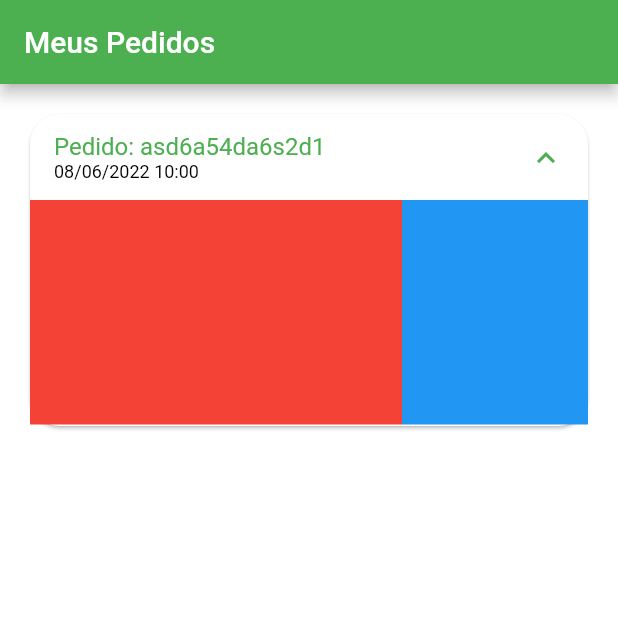
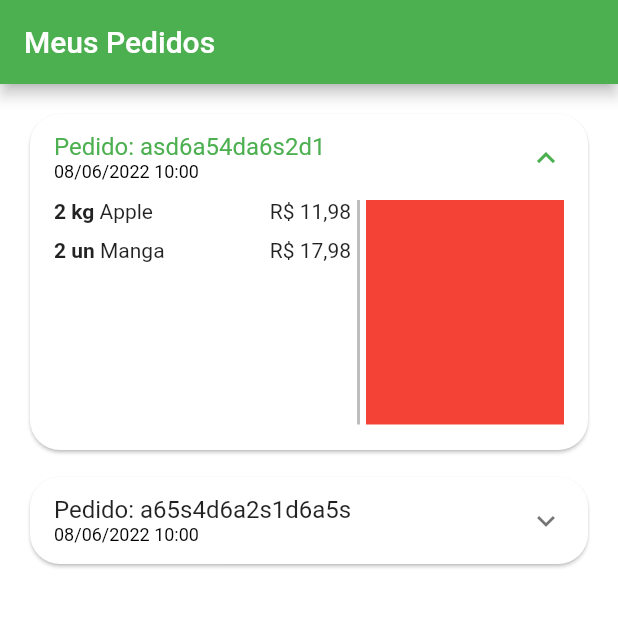
Before and after one commit to caduzinhoo/greengrocer, a Flutter app: the OrdersTab screen opened directly, after a tap on an icon or button, on a phone screen of 412 x 824 dp, the top half of it. Run offline on Flutter 3.47's test engine with Material 3 defaults, Android fonts, the phone set to English and light mode, and no system bars; our stand-ins replace animated_text_kit, mask_text_input_formatter.

Commit message:
atualizaão as 21:30

```diff
--- a/lib/src/config/app_data.dart
+++ b/lib/src/config/app_data.dart
@@ -103,22 +103,22 @@ List<OrderModel> orders = [
   ),
 
   // Pedido 02
-  // OrderModel(
-  //   copyAndPaste: 'q1w2e3r4t5y6',
-  //   createdDateTime: DateTime.parse(
-  //     '2022-06-08 10:00:10.458'
-  //     ),
-  //   overdueDateTime: DateTime.parse(
-  //     '2022-06-08 11:00:10.458'
-  //     ),
-  //   id: 'a65s4d6a2s1d6a5s',
-  //   status: 'delivered',
-  //   total: 11.5,
-  //   items: [
-  //     CartItemModel(
-  //       item: goiaba,
-  //       quantity: 1,
-  //       ),
-  //     ],
-  // ),
+  OrderModel(
+    copyAndPaste: 'q1w2e3r4t5y6',
+    createdDateTime: DateTime.parse(
+      '2022-06-08 10:00:10.458'
+      ),
+    overdueDateTime: DateTime.parse(
+      '2022-06-08 11:00:10.458'
+      ),
+    id: 'a65s4d6a2s1d6a5s',
+    status: 'delivered',
+    total: 11.5,
+    items: [
+      CartItemModel(
+        item: goiaba,
+        quantity: 1,
+        ),
+      ],
+  ),
 ];
--- /dev/null
+++ b/lib/src/pages/orders/components/order_status_widget.dart
@@ -0,0 +1,12 @@
+import 'package:flutter/material.dart';
+
+class OrderStatusWidget extends StatelessWidget {
+  const OrderStatusWidget({super.key});
+
+  @override
+  Widget build(BuildContext context) {
+    return Container(
+      color: Colors.red
+    );
+  }
+}
--- a/lib/src/pages/orders/components/order_tile.dart
+++ b/lib/src/pages/orders/components/order_tile.dart
@@ -1,5 +1,7 @@
 import 'package:flutter/material.dart';
+import 'package:greengrocer/src/models/cart_item_model.dart';
 import 'package:greengrocer/src/models/order_model.dart';
+import 'package:greengrocer/src/pages/orders/components/order_status_widget.dart';
 import 'package:greengrocer/src/services/utils_services.dart';
 
 class OrderTile extends StatelessWidget {
@@ -25,7 +27,7 @@ class OrderTile extends StatelessWidget {
             mainAxisSize: MainAxisSize.min,
             crossAxisAlignment: CrossAxisAlignment.start,
             children: [
-              Text('Pedido: ${order.id}'),
+              Text('Pedido: ${order.id} '),
               Text(
                 utilsServices.formatDateTime(order.createdDateTime),
                 style: TextStyle(
@@ -35,6 +37,7 @@ class OrderTile extends StatelessWidget {
               )
             ],
           ),
+          childrenPadding: EdgeInsets.fromLTRB(16, 0, 16, 16),
           children: [
 
             SizedBox(
@@ -42,16 +45,32 @@ class OrderTile extends StatelessWidget {
               child: Row(
                 children: [
 
+                  // lista de produtos
+                  Expanded(
+                    flex: 3,
+                    child: ListView(
+                      children: order.items.map((orderItem) {
+                        return _OrderItemWidget(utilsServices: utilsServices, orderItem: orderItem,
+                        );
+
+                      }).toList(),
+                    )
+                      ),
+
+
+                  // Divisão
+                  VerticalDivider(
+                    color: Colors.grey.shade400,
+                    thickness: 2,
+                    width: 10,
+                  ),
+
+
+                  // status do pedido
                   Expanded(
                     flex: 2,
-                    child: Container(
-                      color: Colors.red,),
-                      ),
-
-                  Expanded(
-                    child: Container(
-                      color: Colors.blue,),
-                      ),
+                    child: OrderStatusWidget(),
+                    ),
 
                 ],
 
@@ -63,3 +82,38 @@ class OrderTile extends StatelessWidget {
     );
   }
 }
+
+class _OrderItemWidget extends StatelessWidget {
+  const _OrderItemWidget({
+
+    required this.utilsServices,
+    required this.orderItem,
+  });
+
+  final UtilsServices utilsServices;
+  final CartItemModel orderItem;
+
+  @override
+  Widget build(BuildContext context) {
+    return Padding(
+      padding: const EdgeInsets.only(bottom: 10),
+      child: Row(
+        children: [
+          Text(
+            '${orderItem.quantity} ${orderItem.item.unit} ',
+            style: TextStyle(
+              fontWeight:FontWeight.bold,
+            ),
+          ),
+
+          Expanded(child: Text(orderItem.item.itemName)),
+          Text(
+            utilsServices.priceToCurrency(
+              orderItem.totalPrice(),
+            ),
+          ),
+        ],
+      ),
+    );
+  }
+}
```
